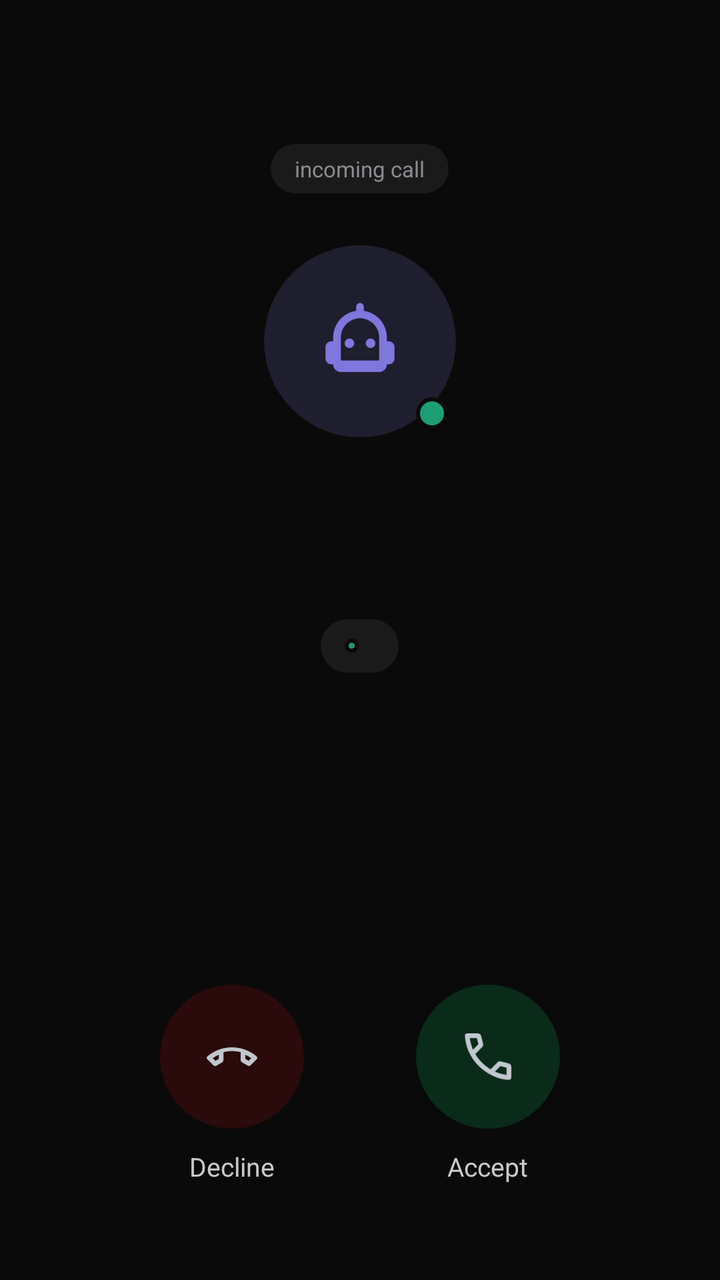
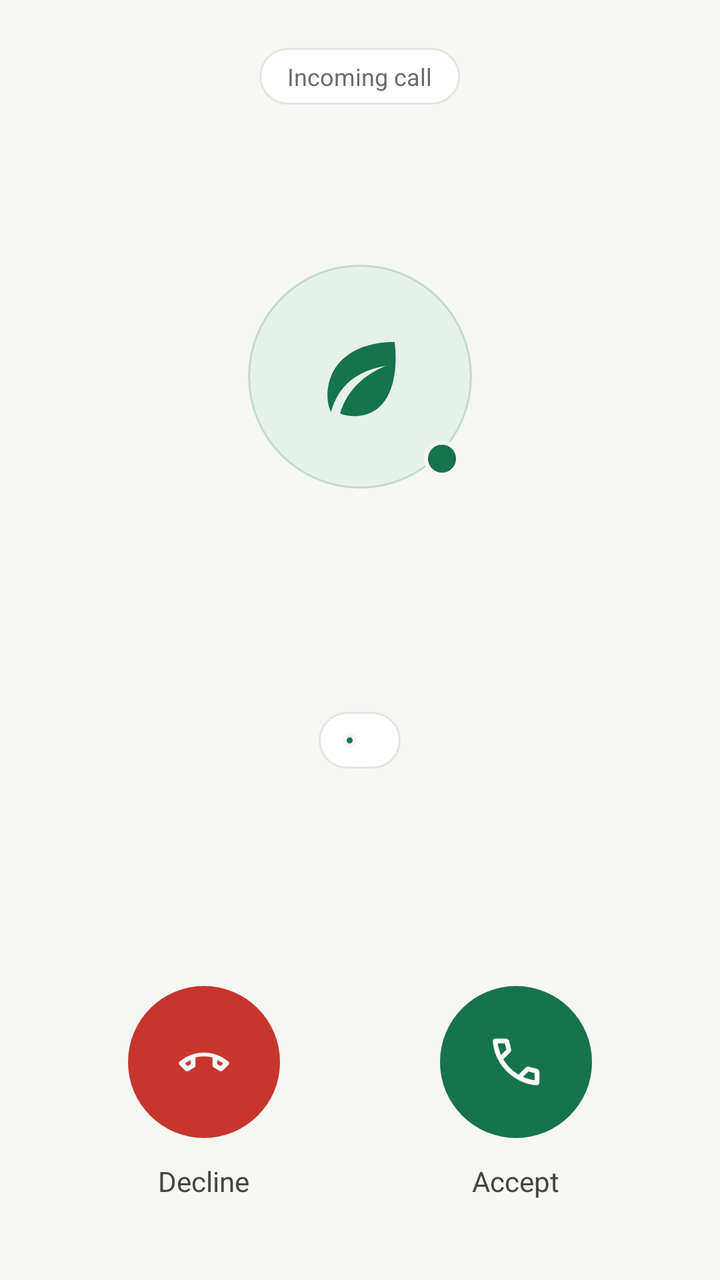

An Android layout rendered at two revisions. The XML below is the earlier revision; the diff shows what the commit changed to produce the second picture.
<!-- AndroidManifest.xml: activity theme IncomingCallTheme -->
<!-- res/layout/activity_incoming_call.xml -->
<?xml version="1.0" encoding="utf-8"?>
<LinearLayout xmlns:android="http://schemas.android.com/apk/res/android"
    android:layout_width="match_parent"
    android:layout_height="match_parent"
    android:background="@color/call_background"
    android:orientation="vertical"
    android:gravity="center_horizontal"
    android:paddingStart="24dp"
    android:paddingEnd="24dp"
    android:paddingTop="72dp"
    android:paddingBottom="48dp"
    android:fitsSystemWindows="true">

    
    <TextView
        android:id="@+id/incoming_pill"
        android:layout_width="wrap_content"
        android:layout_height="wrap_content"
        android:background="@drawable/bg_call_pill"
        android:paddingStart="12dp"
        android:paddingEnd="12dp"
        android:paddingTop="5dp"
        android:paddingBottom="5dp"
        android:text="incoming call"
        android:textColor="@color/call_text_muted"
        android:textSize="11sp" />

    
    <FrameLayout
        android:layout_width="96dp"
        android:layout_height="96dp"
        android:layout_marginTop="26dp">

        <ImageView
            android:id="@+id/avatar"
            android:layout_width="96dp"
            android:layout_height="96dp"
            android:background="@drawable/bg_avatar_circle"
            android:padding="25dp"
            android:contentDescription="@null"
            android:src="@drawable/ic_assistant_bot" />

        <View
            android:id="@+id/presence_dot"
            android:layout_width="16dp"
            android:layout_height="16dp"
            android:layout_gravity="bottom|end"
            android:layout_marginEnd="4dp"
            android:layout_marginBottom="4dp"
            android:background="@drawable/bg_presence_dot" />
    </FrameLayout>

    
    <TextView
        android:id="@+id/agent_name"
        android:layout_width="wrap_content"
        android:layout_height="wrap_content"
        android:layout_marginTop="22dp"
        android:textColor="@color/call_text_primary"
        android:textSize="22sp"
        android:textStyle="normal" />

    
    <TextView
        android:id="@+id/subtitle"
        android:layout_width="wrap_content"
        android:layout_height="wrap_content"
        android:layout_marginTop="8dp"
        android:textColor="@color/call_text_faint"
        android:textSize="13sp" />

    
    <LinearLayout
        android:layout_width="wrap_content"
        android:layout_height="wrap_content"
        android:layout_marginTop="14dp"
        android:background="@drawable/bg_call_pill"
        android:gravity="center_vertical"
        android:orientation="horizontal"
        android:paddingStart="12dp"
        android:paddingEnd="12dp"
        android:paddingTop="6dp"
        android:paddingBottom="6dp">

        <View
            android:id="@+id/verified_dot"
            android:layout_width="7dp"
            android:layout_height="7dp"
            android:layout_marginEnd="8dp"
            android:background="@drawable/bg_presence_dot" />

        <TextView
            android:id="@+id/verified_text"
            android:layout_width="wrap_content"
            android:layout_height="wrap_content"
            android:textColor="@color/call_text_secondary"
            android:textSize="11sp" />
    </LinearLayout>

    
    <Space
        android:layout_width="match_parent"
        android:layout_height="0dp"
        android:layout_weight="1" />

    
    <LinearLayout
        android:layout_width="wrap_content"
        android:layout_height="wrap_content"
        android:orientation="horizontal"
        android:gravity="center">

        <LinearLayout
            android:layout_width="wrap_content"
            android:layout_height="wrap_content"
            android:orientation="vertical"
            android:gravity="center_horizontal"
            android:layout_marginEnd="28dp">

            <ImageView
                android:id="@+id/decline_button"
                android:layout_width="72dp"
                android:layout_height="72dp"
                android:background="@drawable/bg_decline_button"
                android:clickable="true"
                android:focusable="true"
                android:padding="22dp"
                android:contentDescription="Decline"
                android:src="@drawable/ic_call_decline" />

            <TextView
                android:layout_width="wrap_content"
                android:layout_height="wrap_content"
                android:layout_marginTop="10dp"
                android:text="Decline"
                android:textColor="@color/call_text_secondary"
                android:textSize="13sp" />
        </LinearLayout>

        <LinearLayout
            android:layout_width="wrap_content"
            android:layout_height="wrap_content"
            android:orientation="vertical"
            android:gravity="center_horizontal"
            android:layout_marginStart="28dp">

            <ImageView
                android:id="@+id/accept_button"
                android:layout_width="72dp"
                android:layout_height="72dp"
                android:background="@drawable/bg_accept_button"
                android:clickable="true"
                android:focusable="true"
                android:padding="22dp"
                android:contentDescription="Accept"
                android:src="@drawable/ic_call_answer" />

            <TextView
                android:layout_width="wrap_content"
                android:layout_height="wrap_content"
                android:layout_marginTop="10dp"
                android:text="Accept"
                android:textColor="@color/call_text_secondary"
                android:textSize="13sp" />
        </LinearLayout>
    </LinearLayout>

</LinearLayout>
<!-- resources referenced by this layout -->
<resources>
  <color name="call_background">#0A0A0A</color>
  <color name="call_text_faint">#555555</color>
  <color name="call_text_muted">#8B8B92</color>
  <color name="call_text_primary">#F3F3F3</color>
  <color name="call_text_secondary">#C9C9C9</color>
  <!-- drawable bg_accept_button (drawable) -->
  <ripple xmlns:android="http://schemas.android.com/apk/res/android"
      android:color="#33FFFFFF">
      <item>
          <shape android:shape="oval">
              <solid android:color="@color/call_accept_surface" />
          </shape>
      </item>
  </ripple>
  <!-- drawable bg_avatar_circle (drawable) -->
  <shape xmlns:android="http://schemas.android.com/apk/res/android" android:shape="oval">
      <solid android:color="@color/call_surface_avatar" />
  </shape>
  <!-- drawable bg_call_pill (drawable) -->
  <shape xmlns:android="http://schemas.android.com/apk/res/android" android:shape="rectangle">
      <solid android:color="@color/call_surface_elevated" />
      <corners android:radius="999dp" />
  </shape>
  <!-- drawable bg_decline_button (drawable) -->
  <ripple xmlns:android="http://schemas.android.com/apk/res/android"
      android:color="#33FFFFFF">
      <item>
          <shape android:shape="oval">
              <solid android:color="@color/call_decline_surface" />
          </shape>
      </item>
  </ripple>
  <!-- drawable bg_presence_dot (drawable) -->
  <shape xmlns:android="http://schemas.android.com/apk/res/android" android:shape="oval">
      <solid android:color="@color/call_presence" />
      <stroke android:width="2dp" android:color="@color/call_background" />
  </shape>
  <!-- drawable ic_assistant_bot (drawable) -->
  <vector xmlns:android="http://schemas.android.com/apk/res/android"
      android:width="46dp"
      android:height="46dp"
      android:viewportWidth="24"
      android:viewportHeight="24"
      android:tint="@color/call_brand">
      
      <path
          android:fillColor="@android:color/white"
          android:pathData="M12,2c0.55,0 1,0.45 1,1v1.05C16.39,4.55 19,7.46 19,11v1h0.5c0.83,0 1.5,0.67 1.5,1.5v3c0,0.83 -0.67,1.5 -1.5,1.5H19c0,1.1 -0.9,2 -2,2H7c-1.1,0 -2,-0.9 -2,-2h-0.5C3.67,18 3,17.33 3,16.5v-3C3,12.67 3.67,12 4.5,12H5v-1c0,-3.54 2.61,-6.45 6,-6.95V3c0,-0.55 0.45,-1 1,-1zM7,11v6h10v-6c0,-2.76 -2.24,-5 -5,-5s-5,2.24 -5,5z" />
      <path
          android:fillColor="@color/call_brand"
          android:pathData="M9.25,12.5m-1.25,0a1.25,1.25 0,1 1,2.5 0a1.25,1.25 0,1 1,-2.5 0" />
      <path
          android:fillColor="@color/call_brand"
          android:pathData="M14.75,12.5m-1.25,0a1.25,1.25 0,1 1,2.5 0a1.25,1.25 0,1 1,-2.5 0" />
  </vector>
  <!-- drawable ic_call_answer (drawable) -->
  <vector xmlns:android="http://schemas.android.com/apk/res/android"
      android:width="28dp"
      android:height="28dp"
      android:viewportWidth="24"
      android:viewportHeight="24"
      android:tint="@color/call_accept">
      <path
          android:fillColor="@android:color/white"
          android:pathData="M6.62,10.79c1.44,2.83 3.76,5.14 6.59,6.59l2.2,-2.2c0.27,-0.27 0.67,-0.36 1.02,-0.24 1.12,0.37 2.33,0.57 3.57,0.57 0.55,0 1,0.45 1,1V20c0,0.55 -0.45,1 -1,1 -9.39,0 -17,-7.61 -17,-17 0,-0.55 0.45,-1 1,-1h3.5c0.55,0 1,0.45 1,1 0,1.25 0.2,2.45 0.57,3.57 0.11,0.35 0.03,0.74 -0.25,1.02l-2.2,2.2z" />
  </vector>
  <style name="IncomingCallTheme" parent="@android:style/Theme.DeviceDefault.NoActionBar">
          <item name="android:windowBackground">@color/call_background</item>
          <item name="android:statusBarColor">@android:color/transparent</item>
          <item name="android:navigationBarColor">@color/call_background</item>
          <item name="android:windowShowWallpaper">false</item>
      </style>
  <color name="call_accept_surface">#0A2A1A</color>
  <color name="call_surface_avatar">#1E1E2E</color>
  <color name="call_surface_elevated">#1A1A1A</color>
  <color name="call_decline_surface">#2A0A0A</color>
  <color name="call_presence">#1D9E75</color>
  <color name="call_brand">#7F77DD</color>
  <color name="call_accept">#1D9E75</color>
  <color name="call_decline">#E24B4A</color>
  <!-- unchanged entries left out for length: 1 -->
</resources>

<!-- the commit's change to res/layout/activity_incoming_call.xml (unified diff, before → after) -->
@@ -7,8 +7,8 @@
     android:gravity="center_horizontal"
     android:paddingStart="24dp"
     android:paddingEnd="24dp"
-    android:paddingTop="72dp"
-    android:paddingBottom="48dp"
+    android:paddingTop="24dp"
+    android:paddingBottom="40dp"
     android:fitsSystemWindows="true">
 
     
@@ -17,36 +17,42 @@
         android:layout_width="wrap_content"
         android:layout_height="wrap_content"
         android:background="@drawable/bg_call_pill"
-        android:paddingStart="12dp"
-        android:paddingEnd="12dp"
-        android:paddingTop="5dp"
-        android:paddingBottom="5dp"
-        android:text="incoming call"
+        android:paddingStart="14dp"
+        android:paddingEnd="14dp"
+        android:paddingTop="6dp"
+        android:paddingBottom="6dp"
+        android:tag="medium"
+        android:text="Incoming call"
         android:textColor="@color/call_text_muted"
-        android:textSize="11sp" />
+        android:textSize="12sp" />
+
+    
+    <Space
+        android:layout_width="match_parent"
+        android:layout_height="0dp"
+        android:layout_weight="1" />
 
     
     <FrameLayout
-        android:layout_width="96dp"
-        android:layout_height="96dp"
-        android:layout_marginTop="26dp">
+        android:layout_width="112dp"
+        android:layout_height="112dp">
 
         <ImageView
             android:id="@+id/avatar"
-            android:layout_width="96dp"
-            android:layout_height="96dp"
+            android:layout_width="112dp"
+            android:layout_height="112dp"
             android:background="@drawable/bg_avatar_circle"
-            android:padding="25dp"
+            android:padding="30dp"
             android:contentDescription="@null"
             android:src="@drawable/ic_assistant_bot" />
 
         <View
             android:id="@+id/presence_dot"
-            android:layout_width="16dp"
-            android:layout_height="16dp"
+            android:layout_width="18dp"
+            android:layout_height="18dp"
             android:layout_gravity="bottom|end"
-            android:layout_marginEnd="4dp"
-            android:layout_marginBottom="4dp"
+            android:layout_marginEnd="6dp"
+            android:layout_marginBottom="6dp"
             android:background="@drawable/bg_presence_dot" />
     </FrameLayout>
 
@@ -55,10 +61,10 @@
         android:id="@+id/agent_name"
         android:layout_width="wrap_content"
         android:layout_height="wrap_content"
-        android:layout_marginTop="22dp"
+        android:layout_marginTop="28dp"
+        android:tag="semibold"
         android:textColor="@color/call_text_primary"
-        android:textSize="22sp"
-        android:textStyle="normal" />
+        android:textSize="28sp" />
 
     
     <TextView
@@ -66,19 +72,20 @@
         android:layout_width="wrap_content"
         android:layout_height="wrap_content"
         android:layout_marginTop="8dp"
-        android:textColor="@color/call_text_faint"
-        android:textSize="13sp" />
+        android:tag="regular"
+        android:textColor="@color/call_text_muted"
+        android:textSize="15sp" />
 
     
     <LinearLayout
         android:layout_width="wrap_content"
         android:layout_height="wrap_content"
-        android:layout_marginTop="14dp"
+        android:layout_marginTop="18dp"
         android:background="@drawable/bg_call_pill"
         android:gravity="center_vertical"
         android:orientation="horizontal"
         android:paddingStart="12dp"
-        android:paddingEnd="12dp"
+        android:paddingEnd="14dp"
         android:paddingTop="6dp"
         android:paddingBottom="6dp">
 
@@ -93,15 +100,16 @@
             android:id="@+id/verified_text"
             android:layout_width="wrap_content"
             android:layout_height="wrap_content"
+            android:tag="medium"
             android:textColor="@color/call_text_secondary"
-            android:textSize="11sp" />
+            android:textSize="12sp" />
     </LinearLayout>
 
     
     <Space
         android:layout_width="match_parent"
         android:layout_height="0dp"
-        android:layout_weight="1" />
+        android:layout_weight="1.35" />
 
     
     <LinearLayout
@@ -115,26 +123,28 @@
             android:layout_height="wrap_content"
             android:orientation="vertical"
             android:gravity="center_horizontal"
-            android:layout_marginEnd="28dp">
+            android:layout_marginEnd="40dp">
 
             <ImageView
                 android:id="@+id/decline_button"
-                android:layout_width="72dp"
-                android:layout_height="72dp"
+                android:layout_width="76dp"
+                android:layout_height="76dp"
                 android:background="@drawable/bg_decline_button"
                 android:clickable="true"
                 android:focusable="true"
-                android:padding="22dp"
+                android:padding="24dp"
                 android:contentDescription="Decline"
-                android:src="@drawable/ic_call_decline" />
+                android:src="@drawable/ic_call_decline"
+                android:tint="@color/call_on_decline" />
 
             <TextView
                 android:layout_width="wrap_content"
                 android:layout_height="wrap_content"
-                android:layout_marginTop="10dp"
+                android:layout_marginTop="12dp"
+                android:tag="medium"
                 android:text="Decline"
                 android:textColor="@color/call_text_secondary"
-                android:textSize="13sp" />
+                android:textSize="14sp" />
         </LinearLayout>
 
         <LinearLayout
@@ -142,26 +152,28 @@
             android:layout_height="wrap_content"
             android:orientation="vertical"
             android:gravity="center_horizontal"
-            android:layout_marginStart="28dp">
+            android:layout_marginStart="40dp">
 
             <ImageView
                 android:id="@+id/accept_button"
-                android:layout_width="72dp"
-                android:layout_height="72dp"
+                android:layout_width="76dp"
+                android:layout_height="76dp"
                 android:background="@drawable/bg_accept_button"
                 android:clickable="true"
                 android:focusable="true"
-                android:padding="22dp"
+                android:padding="24dp"
                 android:contentDescription="Accept"
-                android:src="@drawable/ic_call_answer" />
+                android:src="@drawable/ic_call_answer"
+                android:tint="@color/call_on_accept" />
 
             <TextView
                 android:layout_width="wrap_content"
                 android:layout_height="wrap_content"
-                android:layout_marginTop="10dp"
+                android:layout_marginTop="12dp"
+                android:tag="medium"
                 android:text="Accept"
                 android:textColor="@color/call_text_secondary"
-                android:textSize="13sp" />
+                android:textSize="14sp" />
         </LinearLayout>
     </LinearLayout>
 
<!-- resource entries referenced after the edit -->
@@ -1,59 +1,60 @@
 <!-- resources referenced by this layout -->
 <resources>
-  <color name="call_background">#0A0A0A</color>
-  <color name="call_text_faint">#555555</color>
-  <color name="call_text_muted">#8B8B92</color>
-  <color name="call_text_primary">#F3F3F3</color>
-  <color name="call_text_secondary">#C9C9C9</color>
+  <color name="call_background">#F6F6F3</color>
+  <color name="call_on_accept">#FFFFFF</color>
+  <color name="call_on_decline">#FFFFFF</color>
+  <color name="call_text_muted">#6D6D67</color>
+  <color name="call_text_primary">#161615</color>
+  <color name="call_text_secondary">#45453F</color>
   <!-- drawable bg_accept_button (drawable) -->
   <ripple xmlns:android="http://schemas.android.com/apk/res/android"
-      android:color="#33FFFFFF">
+      android:color="#40FFFFFF">
       <item>
           <shape android:shape="oval">
-              <solid android:color="@color/call_accept_surface" />
+              <solid android:color="@color/call_accept" />
           </shape>
       </item>
   </ripple>
   <!-- drawable bg_avatar_circle (drawable) -->
-  <shape xmlns:android="http://schemas.android.com/apk/res/android" android:shape="oval">
-      <solid android:color="@color/call_surface_avatar" />
-  </shape>
+  <layer-list xmlns:android="http://schemas.android.com/apk/res/android">
+      <item>
+          <shape android:shape="oval">
+              <solid android:color="@color/call_avatar" />
+              <stroke android:width="1dp" android:color="@color/call_brand_ring" />
+          </shape>
+      </item>
+  </layer-list>
   <!-- drawable bg_call_pill (drawable) -->
   <shape xmlns:android="http://schemas.android.com/apk/res/android" android:shape="rectangle">
-      <solid android:color="@color/call_surface_elevated" />
+      <solid android:color="@color/call_surface" />
+      <stroke android:width="1dp" android:color="@color/call_border" />
       <corners android:radius="999dp" />
   </shape>
   <!-- drawable bg_decline_button (drawable) -->
   <ripple xmlns:android="http://schemas.android.com/apk/res/android"
-      android:color="#33FFFFFF">
+      android:color="#40FFFFFF">
       <item>
           <shape android:shape="oval">
-              <solid android:color="@color/call_decline_surface" />
+              <solid android:color="@color/call_decline" />
           </shape>
       </item>
   </ripple>
   <!-- drawable bg_presence_dot (drawable) -->
   <shape xmlns:android="http://schemas.android.com/apk/res/android" android:shape="oval">
-      <solid android:color="@color/call_presence" />
+      <solid android:color="@color/call_brand" />
       <stroke android:width="2dp" android:color="@color/call_background" />
   </shape>
   <!-- drawable ic_assistant_bot (drawable) -->
   <vector xmlns:android="http://schemas.android.com/apk/res/android"
-      android:width="46dp"
-      android:height="46dp"
+      android:width="48dp"
+      android:height="48dp"
       android:viewportWidth="24"
       android:viewportHeight="24"
       android:tint="@color/call_brand">
       
       <path
           android:fillColor="@android:color/white"
-          android:pathData="M12,2c0.55,0 1,0.45 1,1v1.05C16.39,4.55 19,7.46 19,11v1h0.5c0.83,0 1.5,0.67 1.5,1.5v3c0,0.83 -0.67,1.5 -1.5,1.5H19c0,1.1 -0.9,2 -2,2H7c-1.1,0 -2,-0.9 -2,-2h-0.5C3.67,18 3,17.33 3,16.5v-3C3,12.67 3.67,12 4.5,12H5v-1c0,-3.54 2.61,-6.45 6,-6.95V3c0,-0.55 0.45,-1 1,-1zM7,11v6h10v-6c0,-2.76 -2.24,-5 -5,-5s-5,2.24 -5,5z" />
-      <path
-          android:fillColor="@color/call_brand"
-          android:pathData="M9.25,12.5m-1.25,0a1.25,1.25 0,1 1,2.5 0a1.25,1.25 0,1 1,-2.5 0" />
-      <path
-          android:fillColor="@color/call_brand"
-          android:pathData="M14.75,12.5m-1.25,0a1.25,1.25 0,1 1,2.5 0a1.25,1.25 0,1 1,-2.5 0" />
+          android:pathData="M20,4C11,4 4.5,8.5 4.5,16.5c0,1.4 0.3,2.6 0.8,3.7C7,14 11.5,10.5 18,9.5c-5,2 -9,5.6 -10.6,11c1,0.4 2.2,0.6 3.5,0.6C19,21 21,12 20,4Z" />
   </vector>
   <!-- drawable ic_call_answer (drawable) -->
   <vector xmlns:android="http://schemas.android.com/apk/res/android"
@@ -66,20 +67,20 @@
           android:fillColor="@android:color/white"
           android:pathData="M6.62,10.79c1.44,2.83 3.76,5.14 6.59,6.59l2.2,-2.2c0.27,-0.27 0.67,-0.36 1.02,-0.24 1.12,0.37 2.33,0.57 3.57,0.57 0.55,0 1,0.45 1,1V20c0,0.55 -0.45,1 -1,1 -9.39,0 -17,-7.61 -17,-17 0,-0.55 0.45,-1 1,-1h3.5c0.55,0 1,0.45 1,1 0,1.25 0.2,2.45 0.57,3.57 0.11,0.35 0.03,0.74 -0.25,1.02l-2.2,2.2z" />
   </vector>
-  <style name="IncomingCallTheme" parent="@android:style/Theme.DeviceDefault.NoActionBar">
+  <style name="IncomingCallTheme" parent="@android:style/Theme.DeviceDefault.Light.NoActionBar">
           <item name="android:windowBackground">@color/call_background</item>
           <item name="android:statusBarColor">@android:color/transparent</item>
           <item name="android:navigationBarColor">@color/call_background</item>
+          <item name="android:windowLightStatusBar">true</item>
           <item name="android:windowShowWallpaper">false</item>
       </style>
-  <color name="call_accept_surface">#0A2A1A</color>
-  <color name="call_surface_avatar">#1E1E2E</color>
-  <color name="call_surface_elevated">#1A1A1A</color>
-  <color name="call_decline_surface">#2A0A0A</color>
-  <color name="call_presence">#1D9E75</color>
-  <color name="call_brand">#7F77DD</color>
-  <color name="call_accept">#1D9E75</color>
-  <color name="call_decline">#E24B4A</color>
+  <color name="call_brand">#17734B</color>
+  <color name="call_accept">#17734B</color>
+  <color name="call_avatar">#E5F1EA</color>
+  <color name="call_brand_ring">#3317734B</color>
+  <color name="call_surface">#FFFFFF</color>
+  <color name="call_border">#E5E5DF</color>
+  <color name="call_decline">#C6362C</color>
   <!-- unchanged entries left out for length: 1 -->
 </resources>
 
